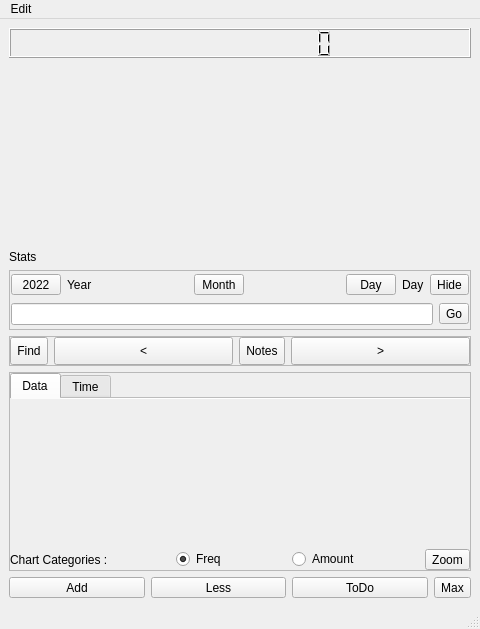
Qt form mainwindow.ui (ic005k/Knot-Legacy) before a commit.
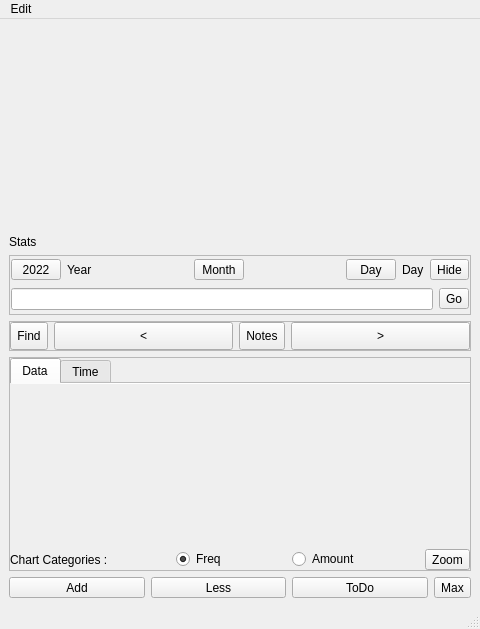
The same form after that commit. Icons and pictures are not drawn.

Diff of the .ui file:
```diff
--- a/mainwindow.ui
+++ b/mainwindow.ui
@@ -18,25 +18,6 @@
     <item row="0" column="0" rowspan="6">
      <layout class="QVBoxLayout" name="vl"/>
     </item>
-    <item row="0" column="1">
-     <widget class="QLCDNumber" name="lcdNumber">
-      <property name="minimumSize">
-       <size>
-        <width>0</width>
-        <height>30</height>
-       </size>
-      </property>
-      <property name="digitCount">
-       <number>13</number>
-      </property>
-      <property name="mode">
-       <enum>QLCDNumber::Dec</enum>
-      </property>
-      <property name="value" stdset="0">
-       <double>0.000000000000000</double>
-      </property>
-     </widget>
-    </item>
     <item row="1" column="1">
      <widget class="QFrame" name="frame_tab">
       <property name="minimumSize">
```
